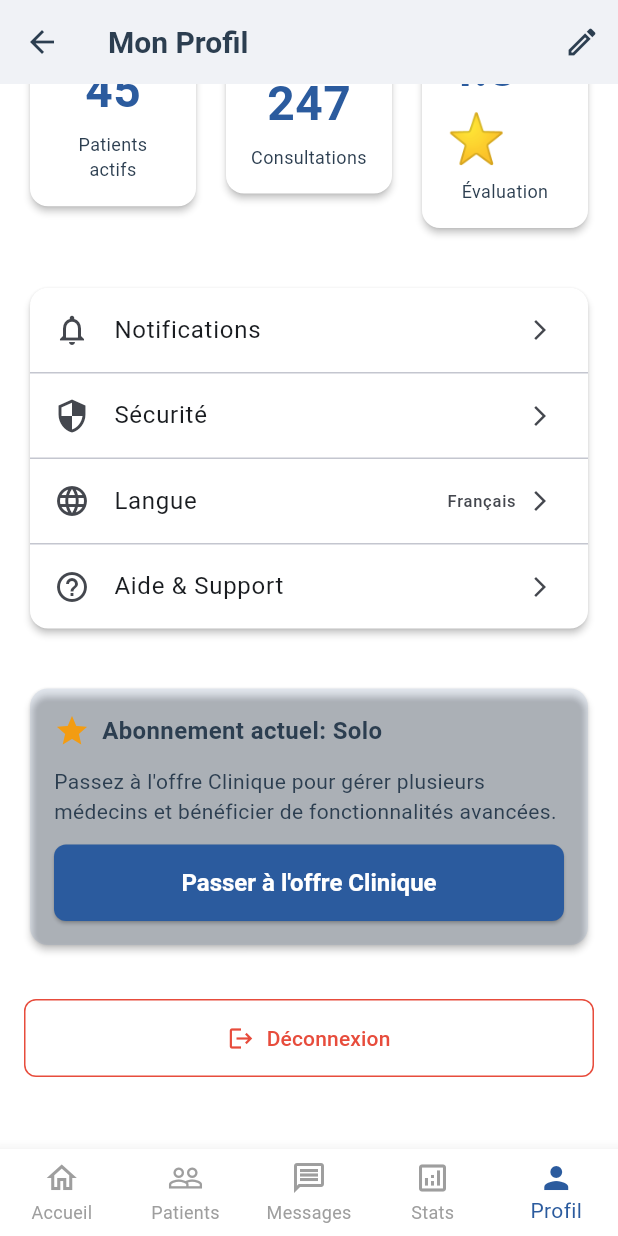
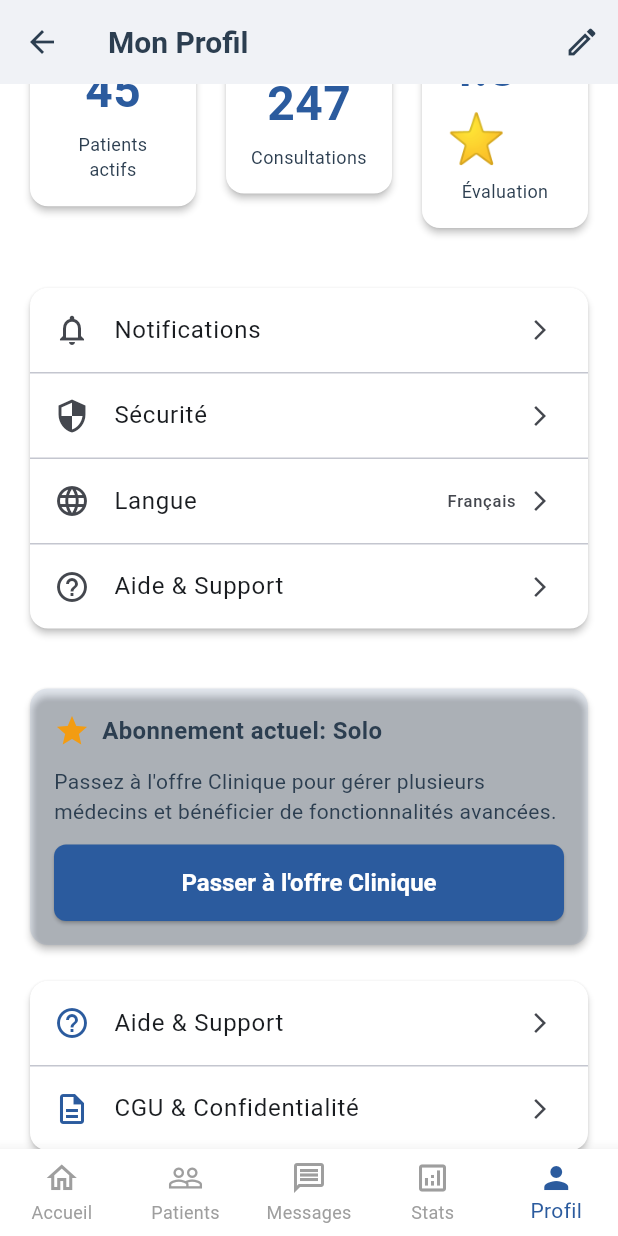
Before and after one commit to BMoutawakil67/dr_Cardio, a Flutter app: the DoctorProfileScreen screen opened by its route, scrolled down 1295 dp, on a phone screen of 412 x 824 dp. Run offline on Flutter 3.47's test engine with Material 3 defaults, Android fonts, the phone set to English and light mode, and no system bars; our stand-ins replace connectivity_plus, hive, hive_flutter, image_picker, local_auth, logger and 2 more; accounts and stored records are empty.

Commit message:
feat: Ajout des redirections Aide & Support et CGU sur le profil cardiologue

```diff
--- a/lib/screens/doctor/doctor_profile_screen.dart
+++ b/lib/screens/doctor/doctor_profile_screen.dart
@@ -457,6 +457,36 @@ class _DoctorProfileScreenState extends State<DoctorProfileScreen> {
               ),
             ),
 
+            // Aide et Support
+            Padding(
+              padding: const EdgeInsets.symmetric(horizontal: 16),
+              child: Card(
+                child: Column(
+                  children: [
+                    ListTile(
+                      leading: const Icon(Icons.help_outline, color: AppTheme.primaryBlue),
+                      title: const Text('Aide & Support'),
+                      trailing: const Icon(Icons.arrow_forward_ios, size: 16),
+                      onTap: () {
+                        Navigator.pushNamed(context, AppRoutes.helpSupport);
+                      },
+                    ),
+                    const Divider(height: 1),
+                    ListTile(
+                      leading: const Icon(Icons.description_outlined, color: AppTheme.primaryBlue),
+                      title: const Text('CGU & Confidentialité'),
+                      trailing: const Icon(Icons.arrow_forward_ios, size: 16),
+                      onTap: () {
+                        Navigator.pushNamed(context, AppRoutes.termsPrivacy);
+                      },
+                    ),
+                  ],
+                ),
+              ),
+            ),
+
+            const SizedBox(height: 16),
+
             // Déconnexion
             Padding(
               padding: const EdgeInsets.all(16),
```
